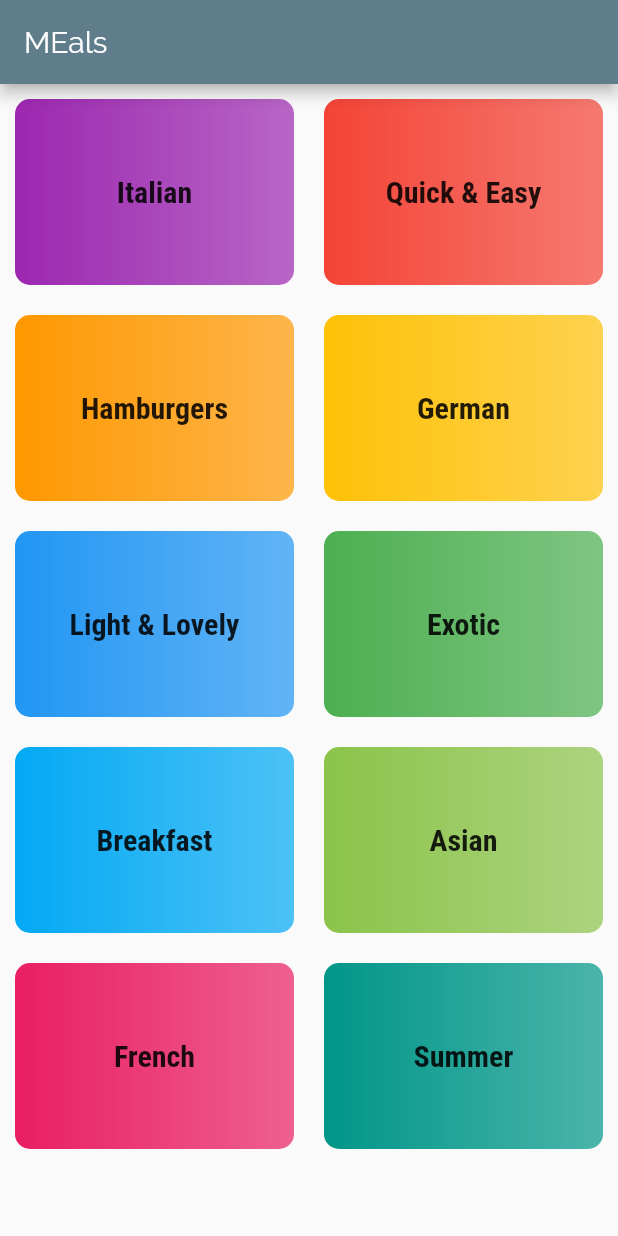
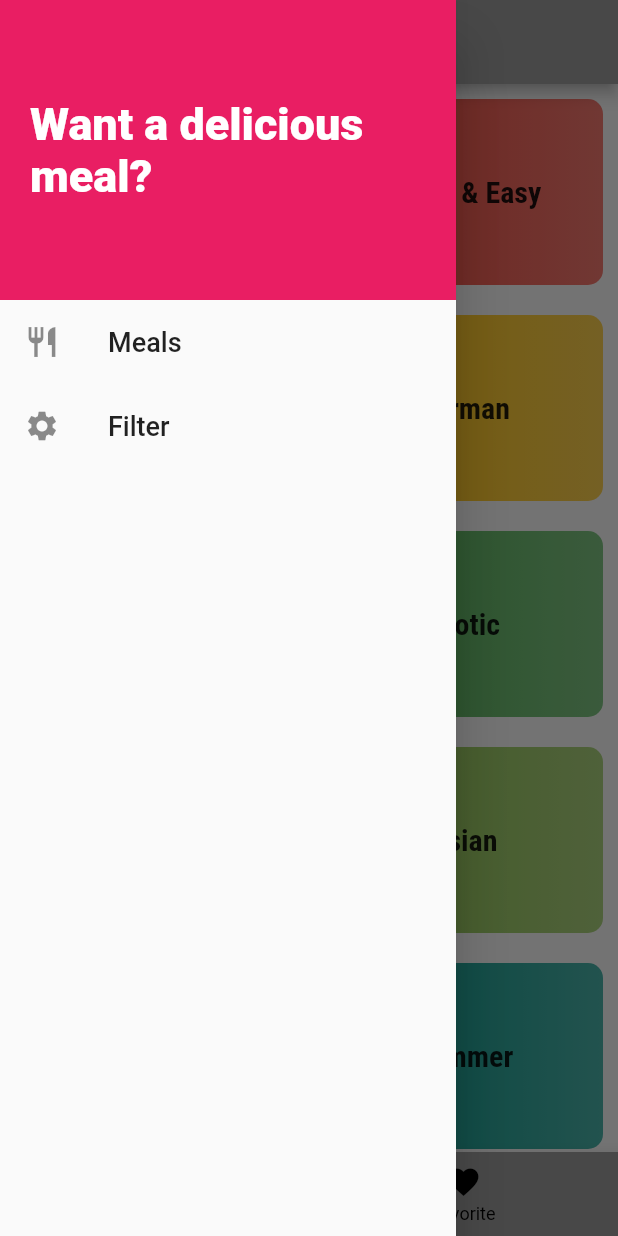
Before and after one commit to Amira1419/Flutter-Meals-App, a Flutter app: the screen it shows after launch, with the side drawer open (before the commit the screen has no drawer), on a phone screen of 412 x 824 dp. Run offline on Flutter 3.47's test engine with Material 2 defaults, Android fonts, the phone set to English and light mode, and no system bars.

Commit message:
app is ready

```diff
--- a/lib/category_page.dart
+++ b/lib/category_page.dart
@@ -5,11 +5,12 @@ import 'package:meals_app/dummy_data.dart';
 class CategoryPage extends StatelessWidget {
   @override
   Widget build(BuildContext context) {
-    return Scaffold(
-      appBar: AppBar(
-        title: const Text('MEals'),
-      ),
-      body:
+    return
+    // Scaffold(
+    //   appBar: AppBar(
+    //     title: const Text('MEals'),
+    //   ),
+    //   body:
       GridView(
         padding: EdgeInsets.all(10),
         children: DUMMY_CATEGORIES.map((category) => CategoryItem(category)).toList(),
@@ -19,7 +20,7 @@ class CategoryPage extends StatelessWidget {
             childAspectRatio: 3 / 2,
             crossAxisSpacing: 20,
             mainAxisSpacing: 20),
-      ),
+      // ),
     );
   }
 }
--- a/lib/main.dart
+++ b/lib/main.dart
@@ -1,18 +1,94 @@
 import 'package:flutter/material.dart';
 import 'package:meals_app/category_page.dart';
+import 'package:meals_app/dummy_data.dart';
+import 'package:meals_app/filtering.dart';
+import 'package:meals_app/meal_details.dart';
 import 'package:meals_app/meals_page.dart';
+import 'package:meals_app/models/meal.dart';
+import 'package:meals_app/tabs_screen.dart';
 
 void main() => runApp(MyApp());
 
-class MyApp extends StatelessWidget {
+class MyApp extends StatefulWidget {
   // This widget is the root of your application.
   @override
+  _MyAppState createState() => _MyAppState();
+}
+
+class _MyAppState extends State<MyApp> {
+  Map<String,bool> filteringAdjustments ={
+      'Gluten Free': false,
+      'Lactous Free': false,
+      'Is Vegan': false,
+      'Is Vegeterian': false
+
+  };
+
+  List<Meal> availableMeals = DUMMY_MEALS;
+  List<Meal> _favoriteMeals=[];
+
+
+
+  applyFiltering(Map<String,bool> filters)
+  {
+    setState(() {
+      filteringAdjustments = filters;
+
+      availableMeals = DUMMY_MEALS.where((meal) {
+        if(filteringAdjustments['Gluten Free'] && !meal.isGlutenFree)
+        {
+          return false;
+        }
+        if(filteringAdjustments['Lactous Free'] && !meal.isLactoseFree)
+        {
+          return false;
+        }
+        if(filteringAdjustments['Is Vegan'] && !meal.isVegan)
+        {
+          return false;
+        }
+        if(filteringAdjustments['Is Vegeterian'] && !meal.isVegetarian)
+        {
+          return false;
+        }
+        return true;
+
+      }).toList();
+
+
+    });
+  }
+
+  _toggleFavorite(String mealId)
+  {
+    int mealIndex = _favoriteMeals.indexWhere((meal) => meal.id == mealId);
+    print(mealIndex);
+    if(mealIndex >=0 ) //then it exsits remove it
+    {
+      setState(() {
+        _favoriteMeals.removeAt(mealIndex);
+      });
+    }
+    else
+    {
+      setState(() {
+       _favoriteMeals.add(availableMeals.firstWhere((meal) => meal.id == mealId));
+      });
+    }
+
+  }
+  bool _isFavorite(String mealId)
+  {
+    return _favoriteMeals.any((meal) => meal.id == mealId);
+  }
+  @override
   Widget build(BuildContext context) {
+
     return MaterialApp(
       title: 'MEAlS',
       theme: ThemeData(
-        primarySwatch: Colors.blueGrey,
-        accentColor: Colors.blue,
+        primarySwatch: Colors.grey,
+        accentColor: Colors.pink,
         fontFamily: 'Raleway',
         textTheme: ThemeData.light().textTheme.copyWith(
 
@@ -24,9 +100,14 @@ class MyApp extends StatelessWidget {
 
         ),
       ),
-      home: CategoryPage(),
+      // home: CategoryPage(),
+      initialRoute: '/',
       routes: {
-        '/meals': (_) => MealsPage(),
+        '/': (_) => TabsScreen(this._favoriteMeals),
+        '/category': (_) => CategoryPage(),
+        '/meals': (_) => MealsPage(this.availableMeals),
+        '/meal' : (_) => MealDetails(this._toggleFavorite,this._isFavorite),
+        '/filters' : (_) => Filtering(this.filteringAdjustments,this.applyFiltering),
       },
     );
   }
--- /dev/null
+++ b/lib/main_drawer.dart
@@ -0,0 +1,51 @@
+import 'package:flutter/material.dart';
+
+class MainDrawer extends StatelessWidget {
+
+  Widget drawerTile(IconData icon , String title, Function tabHandler)
+  {
+    return ListTile(
+      leading: Icon(icon),
+      title: Text(title,style: TextStyle(
+        fontSize: 18
+      ),),
+      onTap: tabHandler,
+
+    );
+  }
+  @override
+  Widget build(BuildContext context) {
+    return Drawer(
+      child: Column(
+        children: <Widget>[
+          Container(
+            padding: EdgeInsets.only(left: 20),
+            alignment: Alignment.centerLeft,
+            color: Theme.of(context).accentColor,
+            width: double.infinity,
+            height: 200,
+            child: Text('Want a delicious meal?',style: TextStyle(
+              fontWeight: FontWeight.w900,
+              color: Colors.white,
+              fontSize: 30
+            ),),
+
+          ),
+          drawerTile(Icons.restaurant,
+          'Meals',
+          (){
+            Navigator.of(context).pushReplacementNamed('/');
+          }
+          ),
+          drawerTile(Icons.settings,
+          'Filter',
+          (){
+            Navigator.of(context).pushNamed('/filters');
+          }
+          )
+        ],
+      ),
+
+    );
+  }
+}
--- a/lib/meals_page.dart
+++ b/lib/meals_page.dart
@@ -1,16 +1,20 @@
 import 'package:flutter/material.dart';
 import 'package:meals_app/dummy_data.dart';
+import 'package:meals_app/meal_item.dart';
 import 'package:meals_app/models/category.dart';
 import 'package:meals_app/models/meal.dart';
 
 class MealsPage extends StatelessWidget {
+  final List<Meal> availableMeals;
+
+  MealsPage(this.availableMeals);
 
 
   @override
   Widget build(BuildContext context) {
     final Map<String,Object> arguments = ModalRoute.of(context).settings.arguments;
     final Category category = arguments['category'];
-    final List<Meal> filteredMeals = DUMMY_MEALS.where((meal) {
+    final List<Meal> filteredMeals = this.availableMeals.where((meal) {
       return meal.categories.contains(category.id);
 
     }).toList();
@@ -24,11 +28,7 @@ class MealsPage extends StatelessWidget {
       ),
       body: ListView.builder(
         itemBuilder: (ctx,index){
-          return Card(
-            child: Text(filteredMeals[index].title),
-
-          );
-
+          return MealItem(filteredMeals[index]);
         },
         itemCount: filteredMeals.length,
       ),
--- /dev/null
+++ b/lib/tabs_screen.dart
@@ -0,0 +1,68 @@
+import 'package:flutter/material.dart';
+import 'package:meals_app/category_page.dart';
+import 'package:meals_app/favorits_screen.dart';
+import 'package:meals_app/main_drawer.dart';
+import 'package:meals_app/models/meal.dart';
+
+class TabsScreen extends StatefulWidget {
+  final List<Meal> favoriteMeals;
+  TabsScreen(this.favoriteMeals);
+  @override
+  _TabsScreenState createState() => _TabsScreenState();
+}
+
+class _TabsScreenState extends State<TabsScreen> {
+  List<Map<String,Object>> _pages;
+
+  int _selectedPageIndex = 0;
+
+  @override
+  void initState() {
+    // TODO: implement initState
+     _pages = [
+    {'Page':CategoryPage(),'title':'Categories'},
+    {'Page':FavoritesScreen(widget.favoriteMeals),'title':'Favorites'}];
+
+    super.initState();
+  }
+
+
+  void _selectTab(int index)
+  {
+    setState(() {
+     _selectedPageIndex = index;
+    });
+
+  }
+
+
+  @override
+  Widget build(BuildContext context) {
+    return Scaffold(
+      appBar: AppBar(
+
+        title: Text('${_pages[_selectedPageIndex]['title']}'),
+      ),
+      drawer: MainDrawer(),
+      body: _pages[_selectedPageIndex]['Page'],
+      bottomNavigationBar: BottomNavigationBar(
+        backgroundColor: Theme.of(context).primaryColor,
+        unselectedItemColor: Colors.black,
+        selectedItemColor: Theme.of(context).accentColor,
+        currentIndex: _selectedPageIndex,
+        onTap: _selectTab,
+        items: [
+          BottomNavigationBarItem(
+            icon: Icon(Icons.category),
+            title: Text('Category')
+          ),
+          BottomNavigationBarItem(
+            icon: Icon(Icons.favorite),
+            title: Text('Favorite')
+          )
+        ],
+      ),
+
+    );
+  }
+}
```
Also changed, not shown: lib/favorits_screen.dart (added, +27 -0 lines), lib/filtering.dart (added, +105 -0 lines), lib/meal_details.dart (added, +81 -0 lines), lib/meal_item.dart (added, +142 -0 lines).
